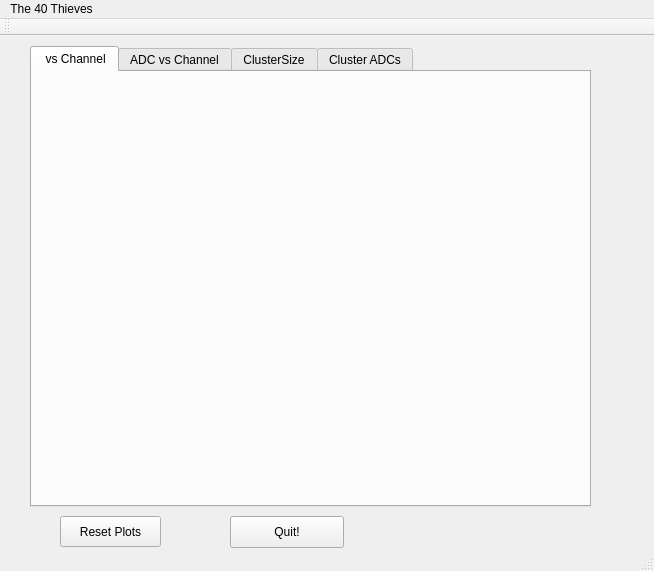
Qt form mainwindow.ui (adamdddave/The40Thieves) before a commit.
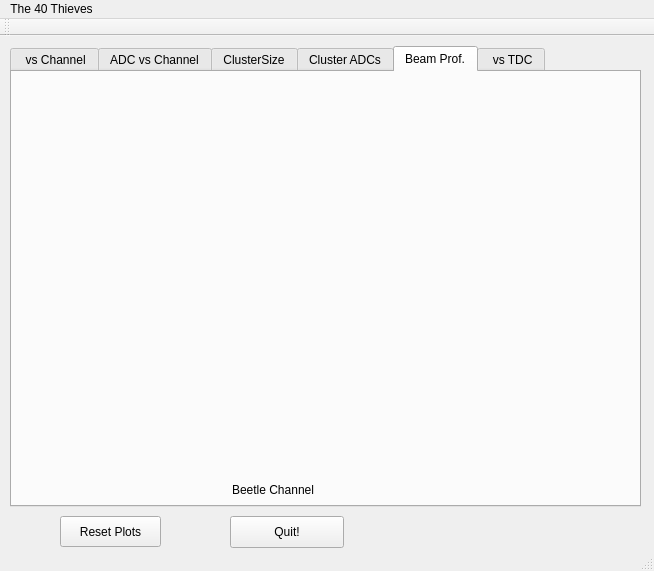
The same form after that commit. The open tabs and pages were chosen to show the change. Custom widgets are drawn as their Qt base class.

```diff
--- a/mainwindow.ui
+++ b/mainwindow.ui
@@ -28,11 +28,14 @@
     </property>
    </widget>
    <widget class="QTabWidget" name="tabWidget">
+    <property name="enabled">
+     <bool>true</bool>
+    </property>
     <property name="geometry">
      <rect>
-      <x>30</x>
+      <x>10</x>
       <y>10</y>
-      <width>561</width>
+      <width>631</width>
       <height>461</height>
      </rect>
     </property>
@@ -160,6 +163,49 @@
       </property>
      </widget>
     </widget>
+    <widget class="QWidget" name="tab_8">
+     <attribute name="title">
+      <string>Beam Prof.</string>
+     </attribute>
+     <widget class="QCustomPlot" name="customPlot7" native="true">
+      <property name="geometry">
+       <rect>
+        <x>20</x>
+        <y>20</y>
+        <width>501</width>
+        <height>381</height>
+       </rect>
+      </property>
+     </widget>
+     <widget class="QLabel" name="label_2">
+      <property name="geometry">
+       <rect>
+        <x>220</x>
+        <y>410</y>
+        <width>101</width>
+        <height>16</height>
+       </rect>
+      </property>
+      <property name="text">
+       <string>Beetle Channel</string>
+      </property>
+     </widget>
+    </widget>
+    <widget class="QWidget" name="tab_9">
+     <attribute name="title">
+      <string>&lt;Cluster ADC&gt; vs TDC</string>
+     </attribute>
+     <widget class="QCustomPlot" name="customPlot8" native="true">
+      <property name="geometry">
+       <rect>
+        <x>50</x>
+        <y>20</y>
+        <width>491</width>
+        <height>371</height>
+       </rect>
+      </property>
+     </widget>
+    </widget>
    </widget>
    <widget class="QPushButton" name="pushButton_2">
     <property name="geometry">
```
Left out of the diff: 3 changed lines with no effect on the pictures.
